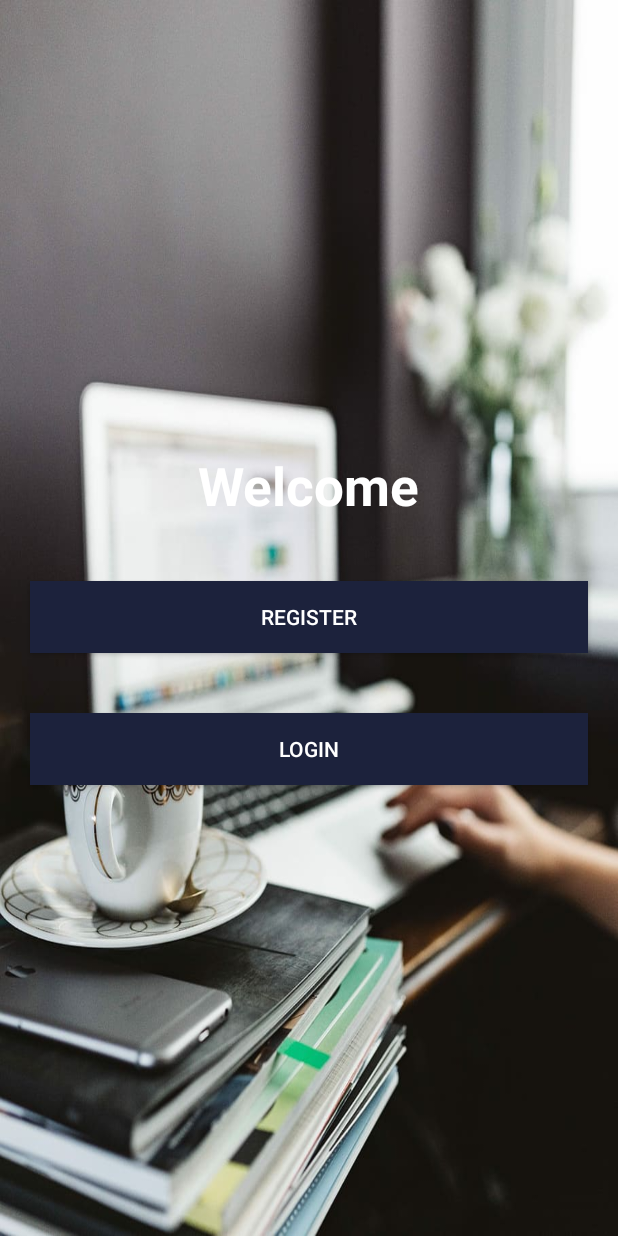
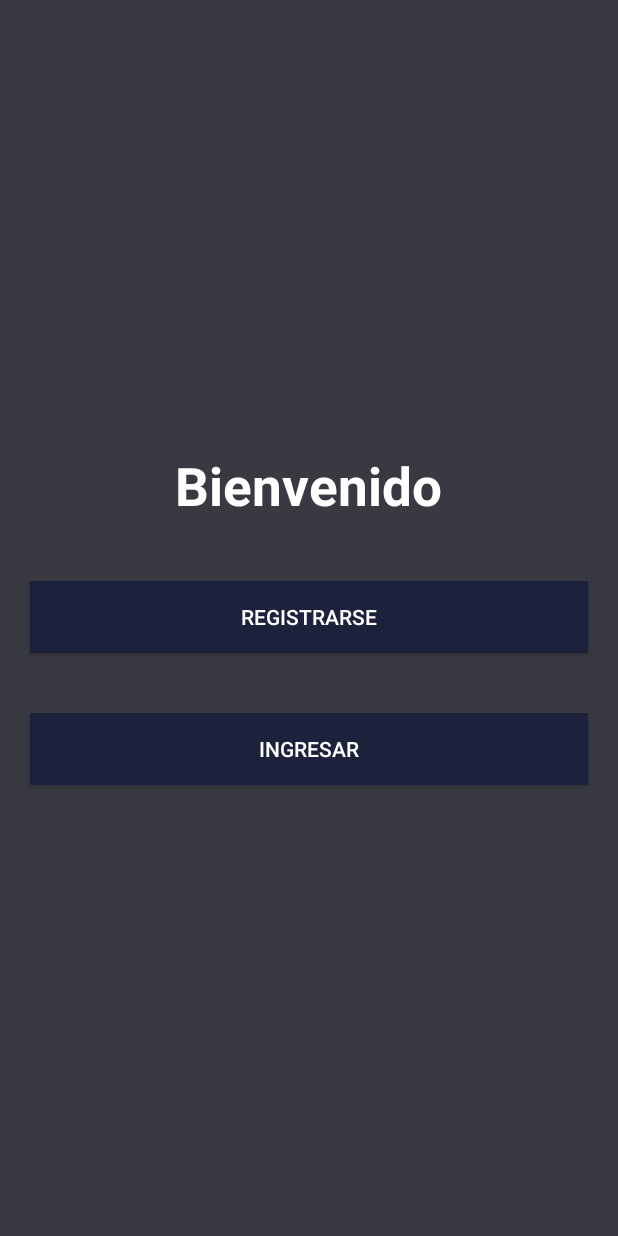
Before and after one commit to kevinisraelsanipatin/MessengerApp, an Android app: the screen it shows after launch (WelcomeActivity), on a phone screen of 412 x 824 dp. Run offline under Robolectric (Android 15) with nearby library versions, the phone set to English and light mode, and no system bars; our stand-ins replace Firebase (no records; nobody signed in at launch, a user with empty details on screens opened directly).

Commit message:
Restructuración 1 a MVP

```diff
--- a/app/src/main/java/com/example/messengerapp/AdapterClasses/ChatAdapter.kt
+++ b/app/src/main/java/com/example/messengerapp/AdapterClasses/ChatAdapter.kt
@@ -8,16 +8,13 @@ import android.view.ViewGroup
 import android.widget.ImageView
 import android.widget.RelativeLayout
 import android.widget.TextView
-import android.widget.Toast
 import androidx.recyclerview.widget.RecyclerView
-import com.example.messengerapp.ModelClasses.Chat
-import com.example.messengerapp.ModelClasses.ChatList
+import com.example.messengerapp.Model.ModelClasses.Chat
 import com.example.messengerapp.R
 import com.google.firebase.auth.FirebaseAuth
 import com.google.firebase.auth.FirebaseUser
 import com.squareup.picasso.Picasso
 import de.hdodenhof.circleimageview.CircleImageView
-import kotlinx.android.synthetic.main.activity_main.view.*
 
 class ChatAdapter(
     mContext: Context,
--- a/app/src/main/java/com/example/messengerapp/Fragments/SettingsFragment.kt
+++ b/app/src/main/java/com/example/messengerapp/Fragments/SettingsFragment.kt
@@ -13,7 +13,7 @@ import android.view.View
 import android.view.ViewGroup
 import android.widget.EditText
 import android.widget.Toast
-import com.example.messengerapp.ModelClasses.Users
+import com.example.messengerapp.Model.ModelClasses.Users
 
 import com.example.messengerapp.R
 import com.google.android.gms.tasks.Continuation
--- a/app/src/main/java/com/example/messengerapp/MessageChatActivity.kt
+++ b/app/src/main/java/com/example/messengerapp/MessageChatActivity.kt
@@ -11,8 +11,8 @@ import androidx.recyclerview.widget.LinearLayoutManager
 import androidx.recyclerview.widget.RecyclerView
 import com.example.messengerapp.AdapterClasses.ChatAdapter
 import com.example.messengerapp.Fragments.APIService
-import com.example.messengerapp.ModelClasses.Chat
-import com.example.messengerapp.ModelClasses.Users
+import com.example.messengerapp.Model.ModelClasses.Chat
+import com.example.messengerapp.Model.ModelClasses.Users
 import com.example.messengerapp.Notifications.*
 import com.google.android.gms.tasks.Continuation
 import com.google.android.gms.tasks.Task
@@ -109,7 +109,7 @@ class MessageChatActivity : AppCompatActivity() {
         val reference = FirebaseDatabase.getInstance().reference.child("Chats")
         reference.addValueEventListener(object : ValueEventListener {
             override fun onCancelled(p0: DatabaseError) {
-                TODO("Not yet implemented")
+
             }
 
             override fun onDataChange(p0: DataSnapshot) {
--- a/app/src/main/java/com/example/messengerapp/ModelClasses/Chat.kt
+++ b/app/src/main/java/com/example/messengerapp/Model/ModelClasses/Chat.kt
@@ -1,4 +1,4 @@
-package com.example.messengerapp.ModelClasses
+package com.example.messengerapp.Model.ModelClasses
 
 class Chat {
     private var sender: String? = ""
--- a/app/src/main/java/com/example/messengerapp/ModelClasses/ChatList.kt
+++ b/app/src/main/java/com/example/messengerapp/Model/ModelClasses/ChatList.kt
@@ -1,4 +1,4 @@
-package com.example.messengerapp.ModelClasses
+package com.example.messengerapp.Model.ModelClasses
 
 class ChatList {
     private var id:String =""
--- a/app/src/main/java/com/example/messengerapp/ModelClasses/Users.kt
+++ b/app/src/main/java/com/example/messengerapp/Model/ModelClasses/Users.kt
@@ -1,4 +1,4 @@
-package com.example.messengerapp.ModelClasses
+package com.example.messengerapp.Model.ModelClasses
 
 class Users {
     private var uid : String = ""
--- a/app/src/main/res/layout/activity_welcome.xml
+++ b/app/src/main/res/layout/activity_welcome.xml
@@ -1,47 +1,42 @@
 <?xml version="1.0" encoding="utf-8"?>
-<LinearLayout
-    xmlns:android="http://schemas.android.com/apk/res/android"
+<LinearLayout xmlns:android="http://schemas.android.com/apk/res/android"
     xmlns:app="http://schemas.android.com/apk/res-auto"
     xmlns:tools="http://schemas.android.com/tools"
     android:layout_width="match_parent"
     android:layout_height="match_parent"
-    android:background="@drawable/welcome"
+    android:background="@color/colorPrimary"
+    android:gravity="center"
     android:orientation="vertical"
-    android:gravity="center"
     tools:context=".WelcomeActivity">
 
     <TextView
         android:layout_width="wrap_content"
         android:layout_height="wrap_content"
+        android:text="Bienvenido"
         android:textColor="@android:color/white"
         android:textSize="35sp"
-        android:textStyle="bold"
-        android:text="Welcome">
-    </TextView>
+        android:textStyle="bold"></TextView>
 
     <Button
         android:id="@+id/register_welcome_btn"
         android:layout_width="match_parent"
         android:layout_height="wrap_content"
-        android:text="Register"
-        android:textColor="@android:color/white"
+        android:layout_marginLeft="20dp"
+        android:layout_marginTop="40dp"
+        android:layout_marginRight="20dp"
         android:background="@color/colorPrimaryDark"
-        android:layout_marginLeft="20dp"
-        android:layout_marginRight="20dp"
-        android:layout_marginTop="40dp"
-        >
-    </Button>
+        android:text="Registrarse"
+        android:textColor="@android:color/white"></Button>
 
     <Button
         android:id="@+id/login_welcome_btn"
         android:layout_width="match_parent"
         android:layout_height="wrap_content"
-        android:text="Login"
-        android:textColor="@android:color/white"
+        android:layout_marginLeft="20dp"
+        android:layout_marginTop="40dp"
+        android:layout_marginRight="20dp"
         android:background="@color/colorPrimaryDark"
-        android:layout_marginLeft="20dp"
-        android:layout_marginRight="20dp"
-        android:layout_marginTop="40dp">
-    </Button>
+        android:text="Ingresar"
+        android:textColor="@android:color/white"></Button>
 
 </LinearLayout>
```
Also changed, not shown: app/src/main/java/com/example/messengerapp/AdapterClasses/UserAdapter.kt (+2 -5 lines), app/src/main/java/com/example/messengerapp/Fragments/ChatsFragment.kt (+25 -46 lines), app/src/main/java/com/example/messengerapp/Fragments/SearchFragment.kt (+29 -10 lines), app/src/main/java/com/example/messengerapp/LoginActivity.kt (+4 -9 lines), app/src/main/java/com/example/messengerapp/MainActivity.kt (+3 -7 lines), app/src/main/java/com/example/messengerapp/Model/Model.kt (added, +117 -0 lines), app/src/main/java/com/example/messengerapp/Presenter/Presenter.kt (added, +38 -0 lines), app/src/main/res/layout/activity_login.xml (+14 -22 lines), app/src/main/res/layout/activity_register.xml (+16 -25 lines).
